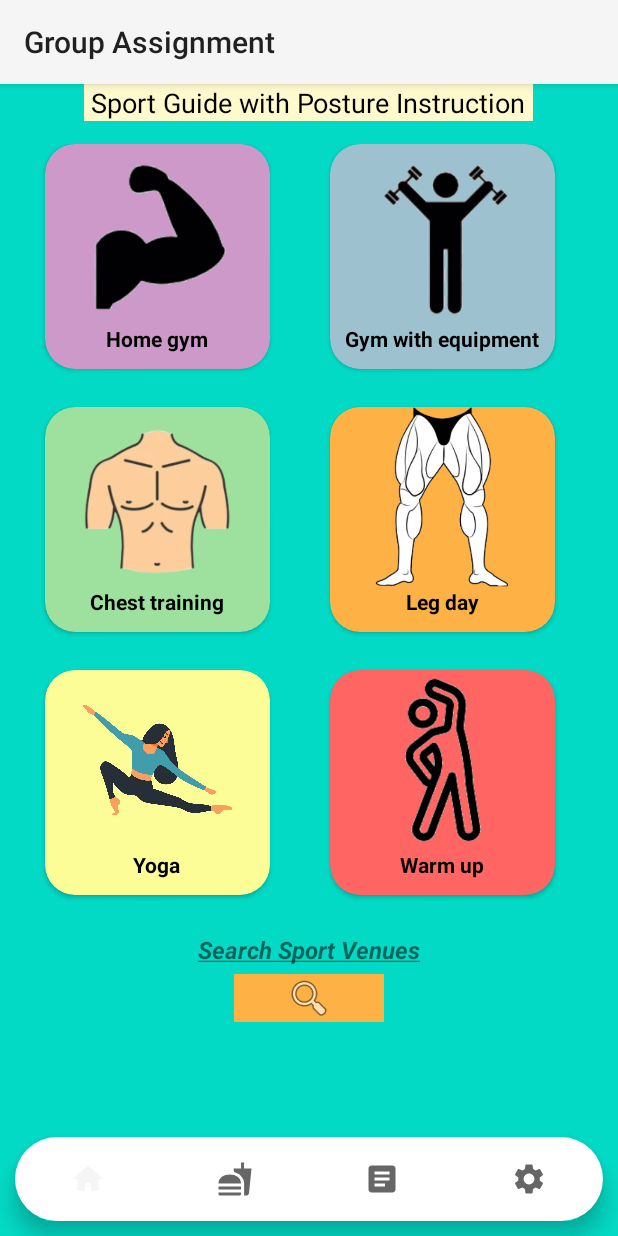
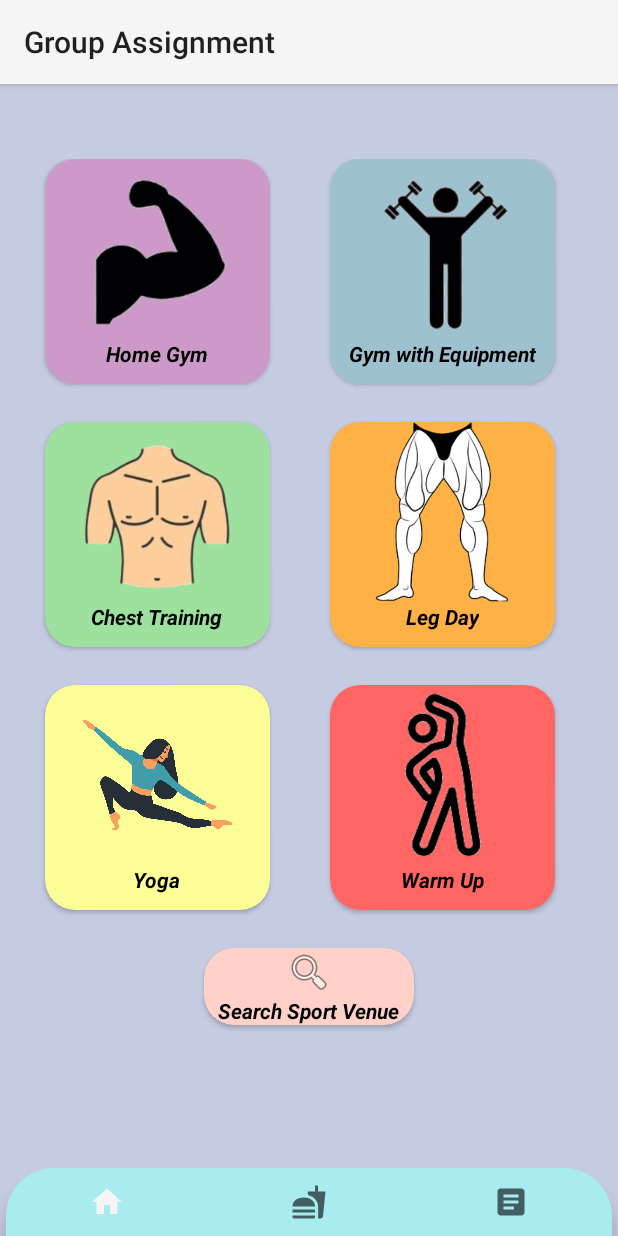
Before and after one commit to Lau-Man-Ho-Mark/project, an Android app: the screen it shows after launch (MainActivity), on a phone screen of 412 x 824 dp. Run offline under Robolectric (Android 15) with nearby library versions, the phone set to English and light mode, and no system bars.

Commit message:
Changed some of the designs

```diff
--- a/GpPj/app/src/main/java/com/example/assignment2/MainActivity.java
+++ b/GpPj/app/src/main/java/com/example/assignment2/MainActivity.java
@@ -24,7 +24,7 @@ import java.util.Set;
 
 public class MainActivity extends AppCompatActivity{
 
-    private Fragment home, calorie, progress, setting;
+    private Fragment home, calorie, progress;
     private BottomNavigationView bottomView;
     public static boolean isFirstTime = true;
 
@@ -37,8 +37,6 @@ public class MainActivity extends AppCompatActivity{
         home = new HomeFragment();
         calorie = new CalorieFragment();
         progress = new ProgressFragment();
-        setting = new SettingFragment();
-
         changeFragment(R.id.homeFrag);
         //Home fragment is always the first page before the bottom navigation items are being selected
 
@@ -94,12 +92,6 @@ public class MainActivity extends AppCompatActivity{
                         replace(R.id.frameLayout, progress).commit();
                 break;
 
-            case R.id.setFrag:
-                getSupportFragmentManager().
-                        beginTransaction().
-                        replace(R.id.frameLayout, setting).commit();
-                break;
-
         }
     }
 
--- a/GpPj/app/src/main/java/com/example/assignment2/MyListAdapter.java
+++ b/GpPj/app/src/main/java/com/example/assignment2/MyListAdapter.java
@@ -77,11 +77,11 @@ public class MyListAdapter extends ArrayAdapter<String> {
                     case "Grape":
                     case "Strawberry":
                     case "Cherry":
-                        Total_Minus(1, n1,n2,n3);
+                        CalorieFragment.Total_Minus(1, n1,n2,n3);
                         break;
 
                     default:
-                        Total_Minus(n1,n2,n3);
+                        CalorieFragment.Total_Minus(n1,n2,n3);
                         break;
                 }
                 Food.remove(position);
--- a/GpPj/app/src/main/res/drawable/roundedbackground.xml
+++ b/GpPj/app/src/main/res/drawable/roundedbackground.xml
@@ -1,7 +1,6 @@
 <?xml version="1.0" encoding="utf-8"?>
 <shape
     xmlns:android="http://schemas.android.com/apk/res/android">
-    android: shape = "rectangle"
-    <solid android:color="@color/white"></solid>
-    <corners android:radius="70dp"></corners>
+    <solid android:color="#a8ecf0"></solid>
+    <corners android:topRightRadius="32dp" android:topLeftRadius="32dp"></corners>
 </shape>
--- a/GpPj/app/src/main/res/layout/activity_main.xml
+++ b/GpPj/app/src/main/res/layout/activity_main.xml
@@ -16,14 +16,13 @@
 
 
     <com.google.android.material.bottomnavigation.BottomNavigationView
-        android:layout_marginBottom="10dp"
-        android:layout_marginLeft="10dp"
-        android:layout_marginRight="10dp"
+        android:layout_marginLeft="4dp"
+        android:layout_marginRight="4dp"
         android:layout_alignParentBottom="true"
         android:id="@+id/bottomNav"
         android:layout_width="match_parent"
         android:background="@drawable/roundedbackground"
-        android:layout_height="wrap_content"
+        android:layout_height="45dp"
         app:labelVisibilityMode="unlabeled"
         app:menu="@menu/fragmentmenu">
 
--- a/GpPj/app/src/main/res/layout/fragment_home.xml
+++ b/GpPj/app/src/main/res/layout/fragment_home.xml
@@ -1,32 +1,16 @@
 <?xml version="1.0" encoding="utf-8"?>
-<RelativeLayout xmlns:android="http://schemas.android.com/apk/res/android"
+<ScrollView xmlns:android="http://schemas.android.com/apk/res/android"
     xmlns:tools="http://schemas.android.com/tools"
     android:layout_width="match_parent"
     android:layout_height="match_parent"
     xmlns:app="http://schemas.android.com/apk/res-auto"
-    android:background="@color/teal_200"
+    android:background="#c5cbe1"
+    android:id="@+id/scrollv1"
     tools:context=".HomeFragment">
 
 
-    <TextView
-
-        android:textColor="@color/black"
-        android:background="@color/lemonchiffon"
-        android:layout_centerHorizontal="true"
-        android:id="@+id/titleTV"
-        android:layout_width="wrap_content"
-        android:layout_height="wrap_content"
-        android:layout_marginBottom="15dp"
-        android:text=" Sport Guide with Posture Instruction "
-        android:textSize="18sp" />
-
-    <ScrollView
-        android:id="@+id/scrollv1"
-        android:layout_width="match_parent"
-        android:layout_height="match_parent"
-        android:layout_below="@id/titleTV">
-
         <LinearLayout
+            android:layout_marginTop="50dp"
             android:id="@+id/sv1"
             android:layout_width="match_parent"
             android:layout_height="match_parent"
@@ -55,6 +39,7 @@
                         android:orientation="vertical">
 
                         <ImageButton
+                            android:foreground="?attr/selectableItemBackgroundBorderless"
                             android:id="@+id/sport1"
                             android:layout_width="150dp"
                             android:layout_height="120dp"
@@ -68,9 +53,9 @@
                             android:layout_width="wrap_content"
                             android:layout_height="wrap_content"
                             android:layout_gravity="center_horizontal"
-                            android:text="Home gym"
+                            android:text="Home Gym"
                             android:textColor="@color/black"
-                            android:textStyle="bold" />
+                            android:textStyle="bold|italic" />
 
 
                     </LinearLayout>
@@ -94,6 +79,7 @@
                         android:orientation="vertical">
 
                         <ImageButton
+                            android:foreground="?attr/selectableItemBackgroundBorderless"
                             android:id="@+id/sport2"
                             android:layout_width="150dp"
                             android:layout_height="120dp"
@@ -107,9 +93,9 @@
                             android:layout_width="wrap_content"
                             android:layout_height="wrap_content"
                             android:layout_gravity="center_horizontal"
-                            android:text="Gym with equipment"
+                            android:text="Gym with Equipment"
                             android:textColor="@color/black"
-                            android:textStyle="bold" />
+                            android:textStyle="bold|italic" />
 
                     </LinearLayout>
 
@@ -132,6 +118,7 @@
                         android:orientation="vertical">
 
                         <ImageButton
+                            android:foreground="?attr/selectableItemBackgroundBorderless"
                             android:id="@+id/sport3"
                             android:layout_width="150dp"
                             android:layout_height="120dp"
@@ -145,9 +132,9 @@
                             android:layout_width="wrap_content"
                             android:layout_height="wrap_content"
                             android:layout_gravity="center_horizontal"
-                            android:text="Chest training"
+                            android:text="Chest Training"
                             android:textColor="@color/black"
-                            android:textStyle="bold" />
+                            android:textStyle="bold|italic" />
 
                     </LinearLayout>
 
@@ -170,6 +157,7 @@
                         android:orientation="vertical">
 
                         <ImageButton
+                            android:foreground="?attr/selectableItemBackgroundBorderless"
                             android:id="@+id/sport4"
                             android:layout_width="150dp"
                             android:layout_height="120dp"
@@ -183,9 +171,9 @@
                             android:layout_width="wrap_content"
                             android:layout_height="wrap_content"
                             android:layout_gravity="center_horizontal"
-                            android:text="Leg day"
+                            android:text="Leg Day"
                             android:textColor="@color/black"
-                            android:textStyle="bold" />
+                            android:textStyle="bold|italic" />
 
                     </LinearLayout>
 
@@ -208,6 +196,7 @@
                         android:orientation="vertical">
 
                         <ImageButton
+                            android:foreground="?attr/selectableItemBackgroundBorderless"
                             android:id="@+id/sport5"
                             android:layout_width="150dp"
                             android:layout_height="120dp"
@@ -223,7 +212,7 @@
                             android:layout_gravity="center_horizontal"
                             android:text="Yoga"
                             android:textColor="@color/black"
-                            android:textStyle="bold" />
+                            android:textStyle="bold|italic" />
 
                     </LinearLayout>
 
@@ -246,6 +235,7 @@
                         android:orientation="vertical">
 
                         <ImageButton
+                            android:foreground="?attr/selectableItemBackgroundBorderless"
                             android:id="@+id/sport6"
                             android:layout_width="150dp"
                             android:layout_height="120dp"
@@ -259,9 +249,9 @@
                             android:layout_width="wrap_content"
                             android:layout_height="wrap_content"
                             android:layout_gravity="center_horizontal"
-                            android:text="Warm up"
+                            android:text="Warm Up"
                             android:textColor="@color/black"
-                            android:textStyle="bold" />
+                            android:textStyle="bold|italic" />
 
                     </LinearLayout>
 
@@ -276,23 +266,39 @@
                 android:gravity="center_horizontal"
                 android:orientation="vertical">
 
-                <TextView
-                    android:layout_marginBottom="5dp"
-                    android:textStyle="bold|italic"
-                    android:layout_width="wrap_content"
+                <androidx.cardview.widget.CardView
+                    android:id="@+id/cv7"
+                    android:layout_width="140dp"
                     android:layout_height="wrap_content"
-                    android:text="@string/searchSportVenue"
-                    android:textSize="16sp" />
+                    android:layout_marginBottom="120dp"
+                    android:backgroundTint="#ffd1c8"
+                    app:cardCornerRadius="20dp">
 
-                <ImageButton
-                    android:layout_marginBottom="70dp"
-                    android:id="@+id/ShowMap"
-                    android:layout_width="100dp"
-                    android:layout_height="wrap_content"
-                    android:background="@color/fadedOrange"
-                    android:src="@android:drawable/ic_menu_search" />
+                    <LinearLayout
+                        android:layout_width="match_parent"
+                        android:layout_height="match_parent"
+                        android:orientation="vertical">
 
+                        <ImageButton
+                            android:layout_gravity="center_horizontal"
+                            android:foreground="?attr/selectableItemBackgroundBorderless"
+                            android:id="@+id/ShowMap"
+                            android:layout_width="120dp"
+                            android:layout_height="wrap_content"
+                            android:background="@null"
+                            android:src="@android:drawable/ic_menu_search" />
 
+                        <TextView
+                            android:layout_gravity="center_horizontal"
+                            android:textColor="@color/black"
+                            android:textStyle="bold|italic"
+                            android:layout_width="wrap_content"
+                            android:layout_height="wrap_content"
+                            android:text="@string/searchSportVenue"/>
+
+                    </LinearLayout>
+
+                </androidx.cardview.widget.CardView>
 
 
             </LinearLayout>
@@ -301,8 +307,3 @@
         </LinearLayout>
 
     </ScrollView>
-
-
-
-
-</RelativeLayout>
--- a/GpPj/app/src/main/res/layout/popup.xml
+++ b/GpPj/app/src/main/res/layout/popup.xml
@@ -15,6 +15,7 @@
         android:orientation="vertical"
         tools:ignore="MissingConstraints">
     <TextView
+        android:foreground="?attr/selectableItemBackgroundBorderless"
         android:focusable="false"
         android:clickable="true"
         android:id="@+id/txtclose"
--- a/GpPj/app/src/main/res/menu/fragmentmenu.xml
+++ b/GpPj/app/src/main/res/menu/fragmentmenu.xml
@@ -15,9 +15,4 @@
         android:title="Progress"
         android:icon="@drawable/ic_baseline_article_24">
     </item>
-
-    <item android:id="@+id/setFrag"
-        android:title="Setting"
-        android:icon="@drawable/ic_baseline_settings_24">
-    </item>
 </menu>
--- a/GpPj/app/src/main/res/values/strings.xml
+++ b/GpPj/app/src/main/res/values/strings.xml
@@ -222,5 +222,5 @@
 
     <string name="chinese"> Chinese</string>
     <string name="darkMode"> Dark Mode</string>
-    <string name="searchSportVenue"><u>Search Sport Venues</u></string>
+    <string name="searchSportVenue">Search Sport Venue</string>
 </resources>
```
Also changed, not shown: GpPj/app/src/main/java/com/example/assignment2/CalorieFragment.java (+6 -15 lines), GpPj/app/src/main/java/com/example/assignment2/ProgressFragment.java (+15 -12 lines), GpPj/app/src/main/java/com/example/assignment2/SettingFragment.java (deleted, +0 -162 lines), GpPj/app/src/main/java/com/example/assignment2/SportInstruction.java (+9 -6 lines), GpPj/app/src/main/res/layout/activity_sport1.xml (+27 -11 lines), GpPj/app/src/main/res/layout/fragment_calorie.xml (+16 -29 lines), GpPj/app/src/main/res/layout/fragment_progress.xml (+15 -7 lines), GpPj/app/src/main/res/layout/fragment_setting.xml (deleted, +0 -68 lines), GpPj/app/src/main/res/drawable/real_start_btn.png (added), GpPj/app/src/main/res/drawable/real_stop_btn.png (added).
